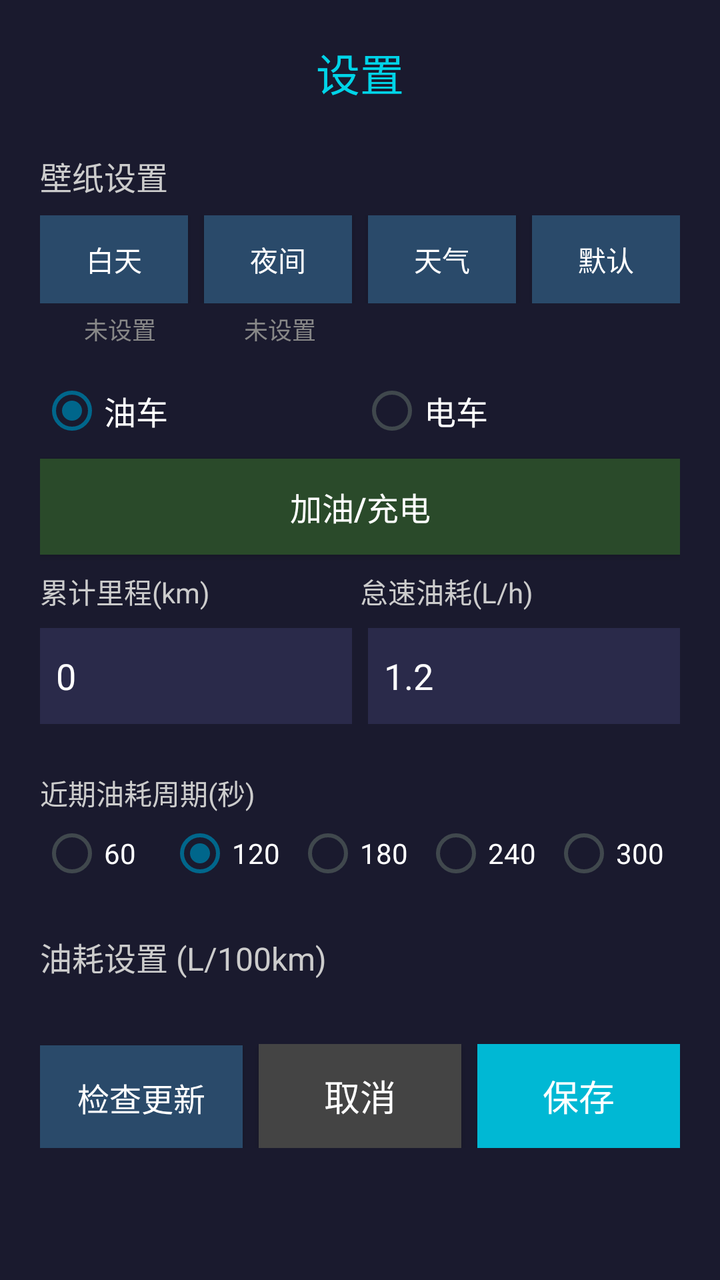
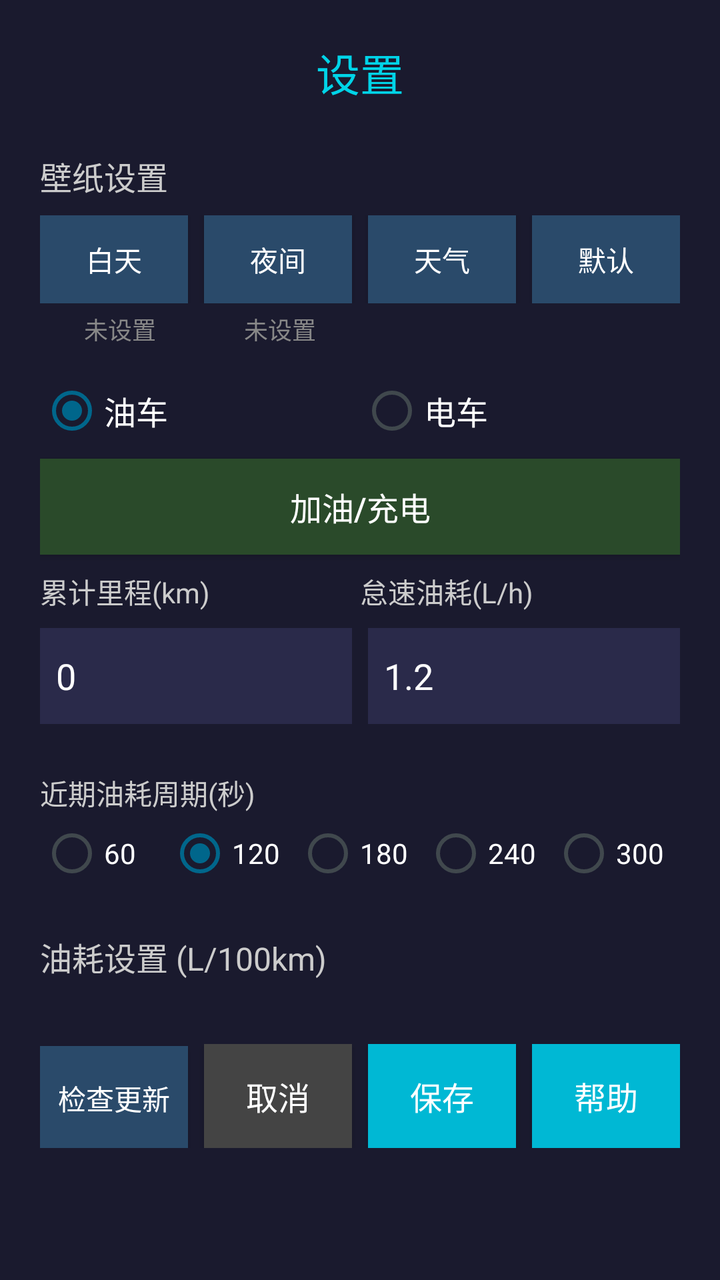

Screens rendered from an Android XML layout before and after an edit, with the pre-edit source and the edit as a unified diff.
<!-- AndroidManifest.xml: application theme AppTheme -->
<!-- res/layout/activity_settings.xml -->
<?xml version="1.0" encoding="utf-8"?>
<ScrollView xmlns:android="http://schemas.android.com/apk/res/android"
    android:layout_width="match_parent"
    android:layout_height="match_parent"
    android:background="#FF1A1A2E"
    android:padding="20dp">

    <LinearLayout
        android:layout_width="match_parent"
        android:layout_height="wrap_content"
        android:orientation="vertical">

        
        <TextView
            android:layout_width="match_parent"
            android:layout_height="wrap_content"
            android:text="设置"
            android:textSize="22sp"
            android:textColor="#FF00D4E8"
            android:gravity="center"
            android:layout_marginBottom="24dp" />

        
        <TextView
            android:layout_width="match_parent"
            android:layout_height="wrap_content"
            android:text="壁纸设置"
            android:textSize="16sp"
            android:textColor="#FFCCCCCC"
            android:layout_marginBottom="8dp" />

        <LinearLayout
            android:layout_width="match_parent"
            android:layout_height="wrap_content"
            android:orientation="horizontal"
            android:layout_marginBottom="4dp">

            <Button
                android:id="@+id/btn_day_wallpaper"
                android:layout_width="0dp"
                android:layout_height="44dp"
                android:layout_weight="1"
                android:text="白天"
                android:textSize="14sp"
                android:textColor="#FFFFFFFF"
                android:background="#FF2A4A6A"
                android:layout_marginRight="4dp" />

            <Button
                android:id="@+id/btn_night_wallpaper"
                android:layout_width="0dp"
                android:layout_height="44dp"
                android:layout_weight="1"
                android:text="夜间"
                android:textSize="14sp"
                android:textColor="#FFFFFFFF"
                android:background="#FF2A4A6A"
                android:layout_marginLeft="4dp"
                android:layout_marginRight="4dp" />

            <Button
                android:id="@+id/btn_weather_animation"
                android:layout_width="0dp"
                android:layout_height="44dp"
                android:layout_weight="1"
                android:text="天气"
                android:textSize="14sp"
                android:textColor="#FFFFFFFF"
                android:background="#FF2A4A6A"
                android:layout_marginLeft="4dp"
                android:layout_marginRight="4dp" />

            <Button
                android:id="@+id/btn_default_wallpaper"
                android:layout_width="0dp"
                android:layout_height="44dp"
                android:layout_weight="1"
                android:text="默认"
                android:textSize="14sp"
                android:textColor="#FFFFFFFF"
                android:background="#FF2A4A6A"
                android:layout_marginLeft="4dp" />

        </LinearLayout>

        <LinearLayout
            android:layout_width="match_parent"
            android:layout_height="wrap_content"
            android:orientation="horizontal"
            android:layout_marginBottom="16dp">

            <TextView
                android:id="@+id/label_day_wallpaper_status"
                android:layout_width="0dp"
                android:layout_height="wrap_content"
                android:layout_weight="1"
                android:text="未设置"
                android:textSize="12sp"
                android:textColor="#FF888888"
                android:gravity="center_horizontal" />

            <TextView
                android:id="@+id/label_night_wallpaper_status"
                android:layout_width="0dp"
                android:layout_height="wrap_content"
                android:layout_weight="1"
                android:text="未设置"
                android:textSize="12sp"
                android:textColor="#FF888888"
                android:gravity="center_horizontal" />

            <TextView
                android:layout_width="0dp"
                android:layout_height="wrap_content"
                android:layout_weight="1"
                android:text=""
                android:textSize="12sp"
                android:gravity="center_horizontal" />

            <TextView
                android:layout_width="0dp"
                android:layout_height="wrap_content"
                android:layout_weight="1"
                android:text=""
                android:textSize="12sp"
                android:gravity="center_horizontal" />

        </LinearLayout>

        
        <RadioGroup
            android:id="@+id/vehicle_type_group"
            android:layout_width="match_parent"
            android:layout_height="wrap_content"
            android:orientation="horizontal"
            android:layout_marginBottom="8dp">

            <RadioButton
                android:id="@+id/radio_fuel"
                android:layout_width="0dp"
                android:layout_height="wrap_content"
                android:layout_weight="1"
                android:text="油车"
                android:textColor="#FFFFFFFF"
                android:textSize="16sp"
                android:checked="true" />

            <RadioButton
                android:id="@+id/radio_elec"
                android:layout_width="0dp"
                android:layout_height="wrap_content"
                android:layout_weight="1"
                android:text="电车"
                android:textColor="#FFFFFFFF"
                android:textSize="16sp" />

        </RadioGroup>

        
        <Button
            android:id="@+id/btn_refuel"
            android:layout_width="match_parent"
            android:layout_height="48dp"
            android:text="加油/充电"
            android:textSize="16sp"
            android:textColor="#FFFFFFFF"
            android:background="#FF2A4A2A"
            android:layout_marginBottom="8dp" />

        
        <LinearLayout
            android:id="@+id/refuel_section"
            android:layout_width="match_parent"
            android:layout_height="wrap_content"
            android:orientation="vertical"
            android:visibility="gone">

            <LinearLayout
                android:layout_width="match_parent"
                android:layout_height="wrap_content"
                android:orientation="horizontal"
                android:layout_marginBottom="8dp">

                <TextView
                    android:layout_width="0dp"
                    android:layout_height="wrap_content"
                    android:layout_weight="1"
                    android:text="油箱容量(L)"
                    android:textSize="14sp"
                    android:textColor="#FFCCCCCC" />

                <TextView
                    android:id="@+id/label_refuel_amount"
                    android:layout_width="0dp"
                    android:layout_height="wrap_content"
                    android:layout_weight="1"
                    android:text="加油量(L)"
                    android:textSize="14sp"
                    android:textColor="#FFCCCCCC" />

                <TextView
                    android:id="@+id/label_refuel_range"
                    android:layout_width="0dp"
                    android:layout_height="wrap_content"
                    android:layout_weight="1"
                    android:text="加油时续航(km)"
                    android:textSize="14sp"
                    android:textColor="#FFCCCCCC" />

            </LinearLayout>

            <LinearLayout
                android:layout_width="match_parent"
                android:layout_height="wrap_content"
                android:orientation="horizontal"
                android:layout_marginBottom="16dp">

                <EditText
                    android:id="@+id/edit_tank_capacity"
                    android:layout_width="0dp"
                    android:layout_height="48dp"
                    android:layout_weight="1"
                    android:inputType="numberDecimal"
                    android:textColor="#FFFFFFFF"
                    android:textSize="18sp"
                    android:background="#FF2A2A4A"
                    android:padding="8dp"
                    android:layout_marginRight="8dp"
                    android:hint="如62"
                    android:textColorHint="#FF666666" />

                <EditText
                    android:id="@+id/edit_refuel_amount"
                    android:layout_width="0dp"
                    android:layout_height="48dp"
                    android:layout_weight="1"
                    android:inputType="numberDecimal"
                    android:textColor="#FFFFFFFF"
                    android:textSize="18sp"
                    android:background="#FF2A2A4A"
                    android:padding="8dp"
                    android:layout_marginRight="8dp"
                    android:hint="加满油的升数"
                    android:textColorHint="#FF666666" />

                <EditText
                    android:id="@+id/edit_refuel_range"
                    android:layout_width="0dp"
                    android:layout_height="48dp"
                    android:layout_weight="1"
                    android:inputType="numberDecimal"
                    android:textColor="#FFFFFFFF"
                    android:textSize="18sp"
                    android:background="#FF2A2A4A"
                    android:padding="8dp"
                    android:hint="油表显示续航"
                    android:textColorHint="#FF666666" />

            </LinearLayout>

        </LinearLayout>

        
        <LinearLayout
            android:layout_width="match_parent"
            android:layout_height="wrap_content"
            android:orientation="horizontal"
            android:layout_marginBottom="8dp">

            <TextView
                android:layout_width="0dp"
                android:layout_height="wrap_content"
                android:layout_weight="1"
                android:text="累计里程(km)"
                android:textSize="14sp"
                android:textColor="#FFCCCCCC" />

            <TextView
                android:id="@+id/label_idle_rate"
                android:layout_width="0dp"
                android:layout_height="wrap_content"
                android:layout_weight="1"
                android:text="怠速油耗(L/h)"
                android:textSize="14sp"
                android:textColor="#FFCCCCCC" />

        </LinearLayout>

        <LinearLayout
            android:layout_width="match_parent"
            android:layout_height="wrap_content"
            android:orientation="horizontal"
            android:layout_marginBottom="24dp">

            <EditText
                android:id="@+id/edit_base_mileage"
                android:layout_width="0dp"
                android:layout_height="48dp"
                android:layout_weight="1"
                android:inputType="numberDecimal"
                android:text="0"
                android:textColor="#FFFFFFFF"
                android:textSize="18sp"
                android:background="#FF2A2A4A"
                android:padding="8dp"
                android:layout_marginRight="8dp"
                android:hint="0"
                android:textColorHint="#FF666666" />

            <EditText
                android:id="@+id/edit_idle_fuel_rate"
                android:layout_width="0dp"
                android:layout_height="48dp"
                android:layout_weight="1"
                android:inputType="numberDecimal"
                android:text="1.2"
                android:textColor="#FFFFFFFF"
                android:textSize="18sp"
                android:background="#FF2A2A4A"
                android:padding="8dp"
                android:hint="1.2"
                android:textColorHint="#FF666666" />

        </LinearLayout>

        
        <TextView
            android:layout_width="match_parent"
            android:layout_height="wrap_content"
            android:text="近期油耗周期(秒)"
            android:textSize="14sp"
            android:textColor="#FFCCCCCC"
            android:layout_marginBottom="4dp" />

        <RadioGroup
            android:id="@+id/recent_fuel_window_group"
            android:layout_width="match_parent"
            android:layout_height="wrap_content"
            android:orientation="horizontal"
            android:layout_marginBottom="24dp">

            <RadioButton
                android:id="@+id/radio_recent_60"
                android:layout_width="0dp"
                android:layout_height="wrap_content"
                android:layout_weight="1"
                android:text="60"
                android:textColor="#FFFFFFFF"
                android:textSize="14sp" />

            <RadioButton
                android:id="@+id/radio_recent_120"
                android:layout_width="0dp"
                android:layout_height="wrap_content"
                android:layout_weight="1"
                android:text="120"
                android:textColor="#FFFFFFFF"
                android:textSize="14sp"
                android:checked="true" />

            <RadioButton
                android:id="@+id/radio_recent_180"
                android:layout_width="0dp"
                android:layout_height="wrap_content"
                android:layout_weight="1"
                android:text="180"
                android:textColor="#FFFFFFFF"
                android:textSize="14sp" />

            <RadioButton
                android:id="@+id/radio_recent_240"
                android:layout_width="0dp"
                android:layout_height="wrap_content"
                android:layout_weight="1"
                android:text="240"
                android:textColor="#FFFFFFFF"
                android:textSize="14sp" />

            <RadioButton
                android:id="@+id/radio_recent_300"
                android:layout_width="0dp"
                android:layout_height="wrap_content"
                android:layout_weight="1"
                android:text="300"
                android:textColor="#FFFFFFFF"
                android:textSize="14sp" />

        </RadioGroup>

        
        <TextView
            android:id="@+id/label_energy_table"
            android:layout_width="match_parent"
            android:layout_height="wrap_content"
            android:text="油耗设置 (L/100km)"
            android:textSize="16sp"
            android:textColor="#FFCCCCCC"
            android:layout_marginBottom="8dp" />

        <LinearLayout
            android:id="@+id/fuel_table_container"
            android:layout_width="match_parent"
            android:layout_height="wrap_content"
            android:orientation="vertical" />

        
        <LinearLayout
            android:layout_width="match_parent"
            android:layout_height="wrap_content"
            android:orientation="horizontal"
            android:layout_marginTop="24dp">

            <Button
                android:id="@+id/btn_check_update"
                android:layout_width="0dp"
                android:layout_height="52dp"
                android:layout_weight="1"
                android:text="检查更新"
                android:textSize="16sp"
                android:textColor="#FFFFFFFF"
                android:background="#FF2A4A6A"
                android:layout_marginRight="8dp" />

            <Button
                android:id="@+id/btn_cancel"
                android:layout_width="0dp"
                android:layout_height="52dp"
                android:layout_weight="1"
                android:text="取消"
                android:textSize="18sp"
                android:textColor="#FFFFFFFF"
                android:background="#FF444444"
                android:layout_marginRight="8dp" />

            <Button
                android:id="@+id/btn_save"
                android:layout_width="0dp"
                android:layout_height="52dp"
                android:layout_weight="1"
                android:text="保存"
                android:textSize="18sp"
                android:textColor="#FFFFFFFF"
                android:background="#FF00B8D4" />

        </LinearLayout>

    </LinearLayout>
</ScrollView>
<!-- resources referenced by this layout -->
<resources>
  <style name="AppTheme" parent="@android:style/Theme.DeviceDefault.Light.NoActionBar">
          <item name="android:windowContentOverlay">@null</item>
      </style>
</resources>

<!-- the commit's change to res/layout/activity_settings.xml (unified diff, before → after) -->
@@ -416,7 +416,7 @@
                 android:layout_height="52dp"
                 android:layout_weight="1"
                 android:text="检查更新"
-                android:textSize="16sp"
+                android:textSize="14sp"
                 android:textColor="#FFFFFFFF"
                 android:background="#FF2A4A6A"
                 android:layout_marginRight="8dp" />
@@ -427,7 +427,7 @@
                 android:layout_height="52dp"
                 android:layout_weight="1"
                 android:text="取消"
-                android:textSize="18sp"
+                android:textSize="16sp"
                 android:textColor="#FFFFFFFF"
                 android:background="#FF444444"
                 android:layout_marginRight="8dp" />
@@ -438,7 +438,18 @@
                 android:layout_height="52dp"
                 android:layout_weight="1"
                 android:text="保存"
-                android:textSize="18sp"
+                android:textSize="16sp"
+                android:textColor="#FFFFFFFF"
+                android:background="#FF00B8D4"
+                android:layout_marginRight="8dp" />
+
+            <Button
+                android:id="@+id/btn_help"
+                android:layout_width="0dp"
+                android:layout_height="52dp"
+                android:layout_weight="1"
+                android:text="帮助"
+                android:textSize="16sp"
                 android:textColor="#FFFFFFFF"
                 android:background="#FF00B8D4" />
 
